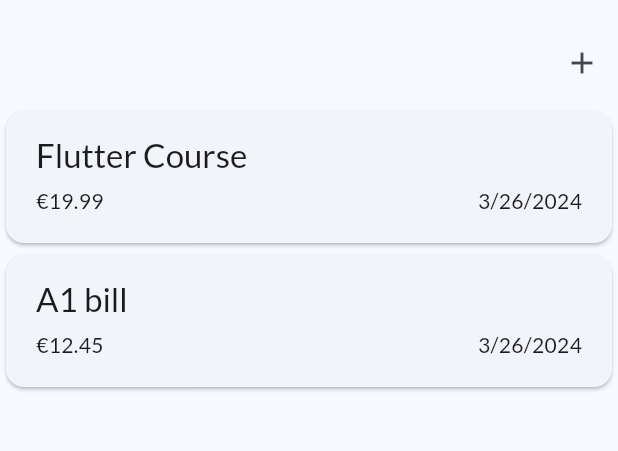
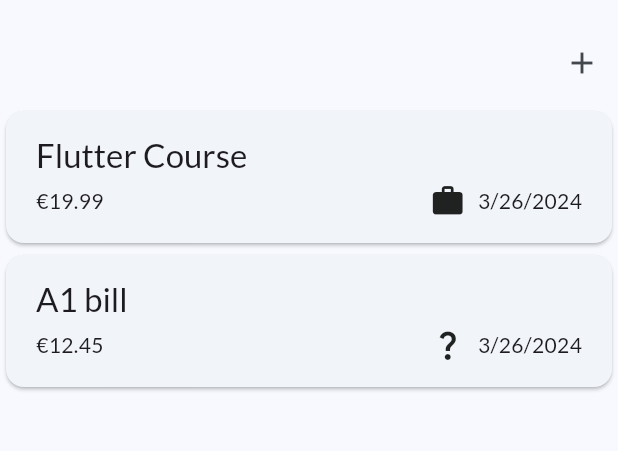
Before and after one commit to juris-hub/ExpenseTracker, a Flutter app: the screen it shows after launch, on a phone screen of 412 x 824 dp, the part 63-514 px from its top. Run offline on Flutter 3.47's test engine with Material 3 defaults, Android fonts, the phone set to English and light mode, and no system bars; our stand-ins replace google_fonts.

Commit message:
Fixed a bug where in expenses item Icon was not appearing next to the expense

```diff
--- a/lib/widgets/expense_item.dart
+++ b/lib/widgets/expense_item.dart
@@ -9,6 +9,13 @@ class ExpenseItem extends StatelessWidget {
 
   @override
   Widget build(BuildContext context) {
+    IconData categoryIcon = Icons.question_mark;
+    for (Categories category in availableCategories) {
+      if (category.title == expense.category) {
+        categoryIcon = category.icon;
+      }
+    }
+
     return Card(
         child: Padding(
       padding: const EdgeInsets.symmetric(horizontal: 20, vertical: 16),
@@ -28,9 +35,7 @@ class ExpenseItem extends StatelessWidget {
               const Spacer(),
               Row(
                 children: [
-                  Icon(
-                    categoryIcons[expense.category],
-                  ),
+                  Icon(categoryIcon),
                   const SizedBox(
                     width: 8,
                   ),
```
